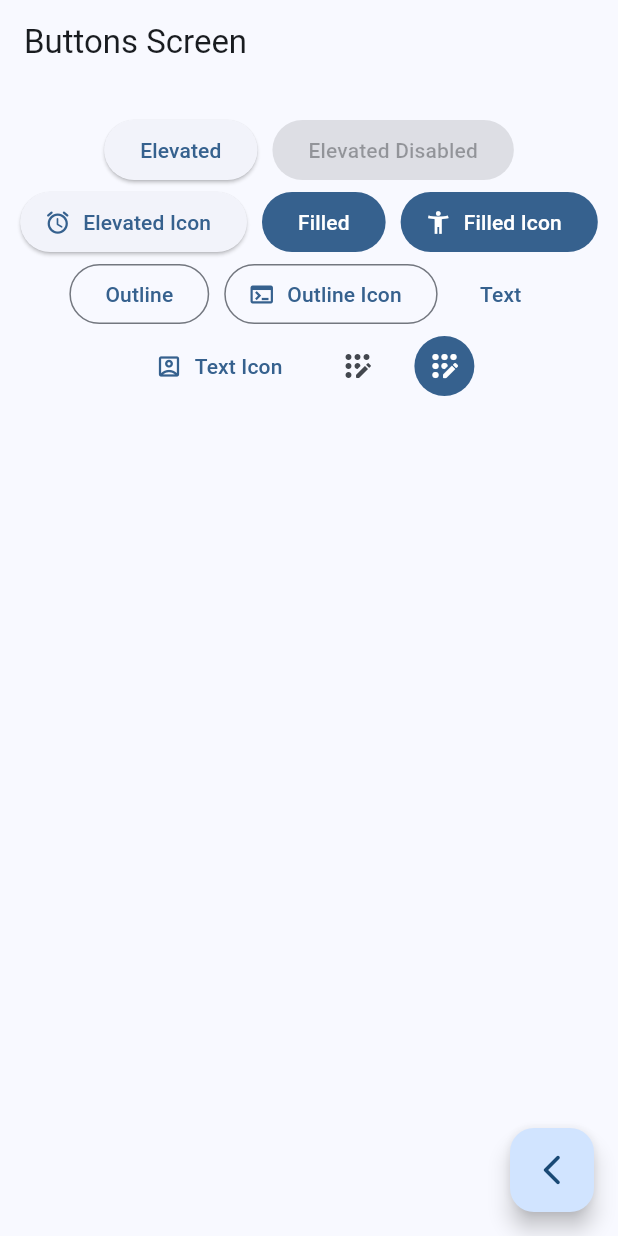
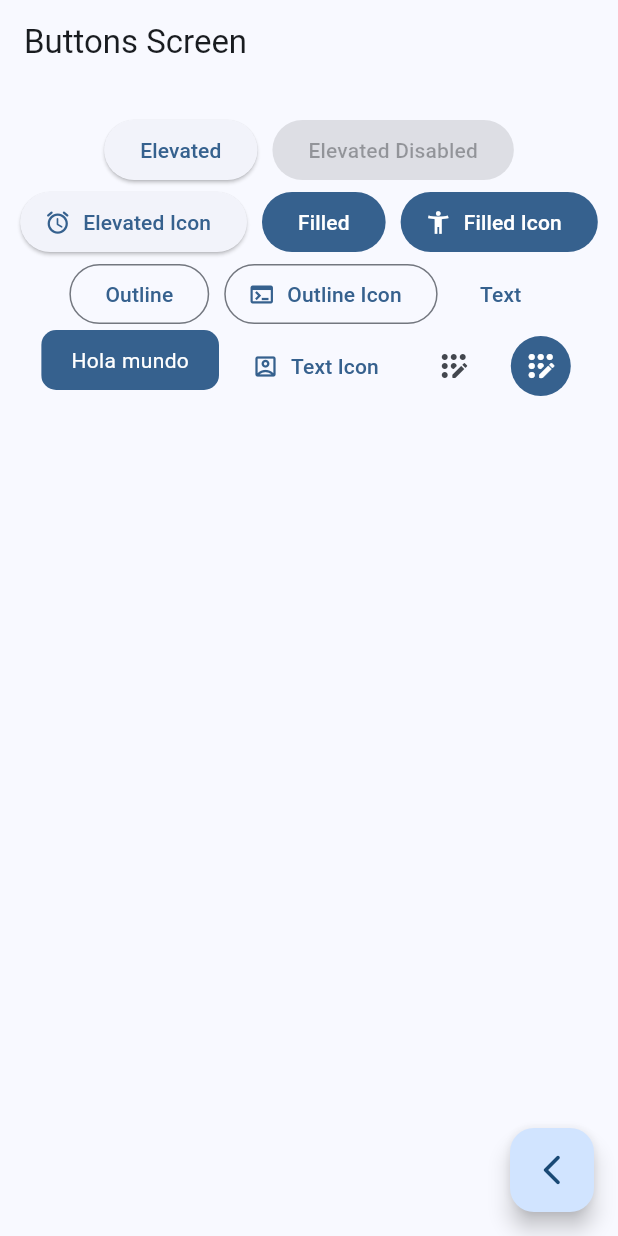
Before and after one commit to samuelrponce/Flutter-Dart, a Flutter app: the ButtonsScreen screen opened by its route, on a phone screen of 412 x 824 dp. Run offline on Flutter 3.47's test engine with Material 2 defaults, Android fonts, the phone set to English and light mode, and no system bars; our stand-ins replace go_router.

Commit message:
add a custom button
add a custom button in the buttons screen

```diff
--- a/widgets_app/lib/presentation/screens/buttons/buttons_screen.dart
+++ b/widgets_app/lib/presentation/screens/buttons/buttons_screen.dart
@@ -37,34 +37,33 @@ class _ButtonsView extends StatelessWidget {
           alignment: WrapAlignment.center,
           children: [
             ElevatedButton(onPressed: () {}, child: const Text('Elevated')),
-            const ElevatedButton(onPressed: null, child: Text('Elevated Disabled')),
-
+            const ElevatedButton(
+                onPressed: null, child: Text('Elevated Disabled')),
             ElevatedButton.icon(
                 onPressed: () {},
                 icon: const Icon(Icons.access_alarm_rounded),
                 label: const Text('Elevated Icon')),
-
-            FilledButton(onPressed: (){}, child: const Text('Filled')),
+            FilledButton(onPressed: () {}, child: const Text('Filled')),
             FilledButton.icon(
-              onPressed: (){},
+                onPressed: () {},
                 icon: const Icon(Icons.accessibility_new),
                 label: const Text('Filled Icon')),
-
-            OutlinedButton(onPressed: (){}, child: const Text('Outline')),
+            OutlinedButton(onPressed: () {}, child: const Text('Outline')),
             OutlinedButton.icon(
-              onPressed: (){},
+                onPressed: () {},
                 icon: const Icon(Icons.terminal),
                 label: const Text('Outline Icon')),
-
-            TextButton(onPressed: (){}, child: const Text('Text')),
+            TextButton(onPressed: () {}, child: const Text('Text')),
+            const CustomButton(),
             TextButton.icon(
-              onPressed: (){},
+                onPressed: () {},
                 icon: const Icon(Icons.account_box_outlined),
                 label: const Text('Text Icon')),
-
-            IconButton(onPressed:(){ }, icon: const Icon(Icons.app_registration_rounded)),
             IconButton(
-              onPressed: (){},
+                onPressed: () {},
+                icon: const Icon(Icons.app_registration_rounded)),
+            IconButton(
+              onPressed: () {},
               icon: const Icon(Icons.app_registration_rounded),
               style: ButtonStyle(
                 backgroundColor: MaterialStatePropertyAll(colors.primary),
@@ -77,3 +76,24 @@ class _ButtonsView extends StatelessWidget {
     );
   }
 }
+
+class CustomButton extends StatelessWidget {
+  const CustomButton({super.key});
+
+  @override
+  Widget build(BuildContext context) {
+    final colors = Theme.of(context).colorScheme;
+    return ClipRRect(
+      borderRadius: BorderRadius.circular(10),
+      child: Material(
+        color: colors.primary,
+        child: const Padding(
+            padding: EdgeInsets.symmetric(horizontal: 20, vertical: 10),
+            child: Text(
+              'Hola mundo',
+              style: TextStyle(color: Colors.white),
+            )),
+      ),
+    );
+  }
+}
```
Lines whose indentation alone changed are shown as unchanged.
